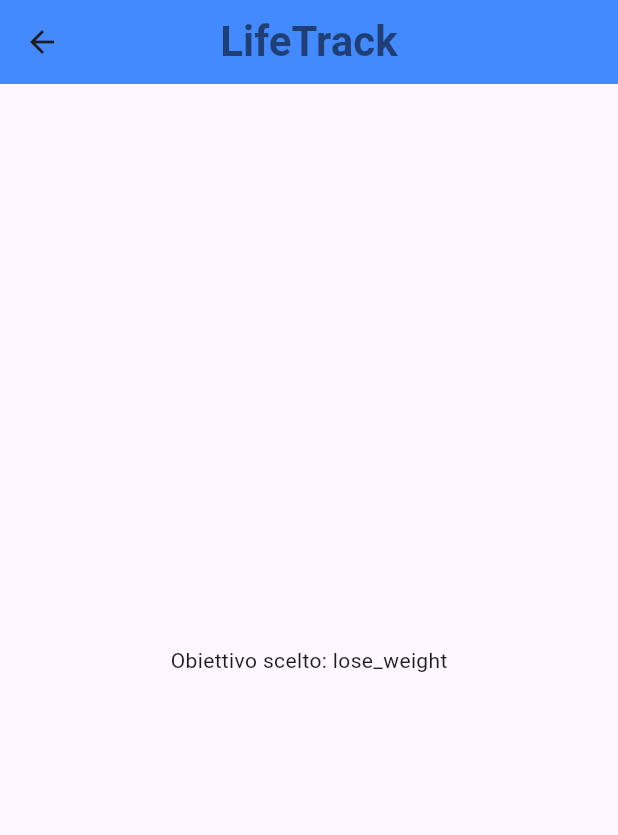
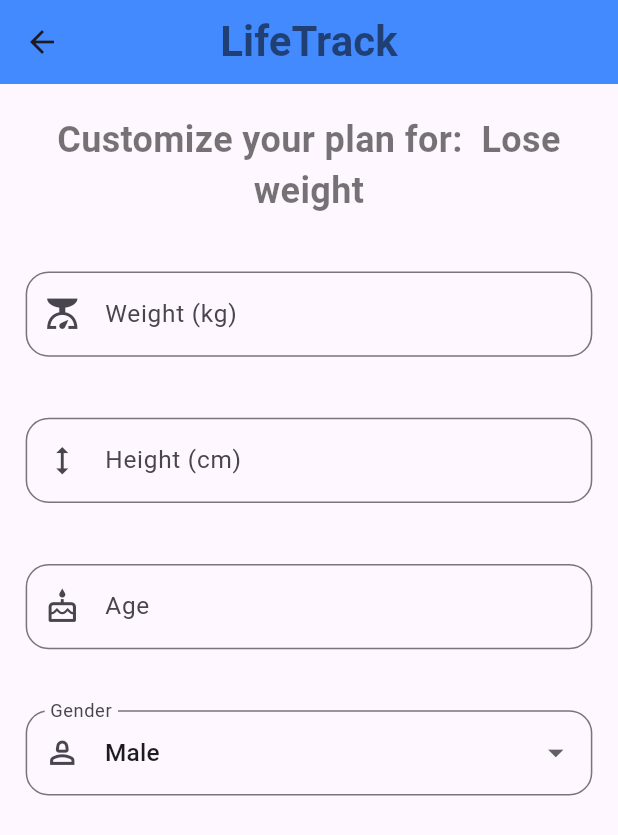
Before and after one commit to marika456/lifetrack, a Flutter app: the FitnessPlanPage screen opened directly, after a tap on "Lose weight", on a phone screen of 412 x 824 dp. Shown: the top 835 px of the screen. Run offline on Flutter 3.47's test engine with Material 3 defaults, Android fonts, the light colour scheme and no system bars.

Commit message:
Implementata ProfileSetupPage con TextFormField, DropdownButton, animazione e gestione dinamica delle traduzioni

```diff
--- a/lib/profile_setup_page.dart
+++ b/lib/profile_setup_page.dart
@@ -10,7 +10,44 @@
   State<ProfileSetupPage> createState() => _ProfileSetupPageState();
 }
 
-class _ProfileSetupPageState extends State<ProfileSetupPage> {
+class _ProfileSetupPageState extends State<ProfileSetupPage> with SingleTickerProviderStateMixin {
+  late AnimationController _controller;
+  late Animation<double> _animation;
+
+  final TextEditingController _weightController = TextEditingController();
+  final TextEditingController _heightController = TextEditingController();
+  final TextEditingController _ageController = TextEditingController();
+
+  String _selectedGender = 'Male';
+
+  @override
+  void initState(){
+    super.initState();
+
+    _controller=AnimationController(
+      vsync: this,
+      duration: const Duration(milliseconds: 2000),
+    );
+
+    _animation=CurvedAnimation(
+      parent: _controller,
+      curve: Curves.elasticOut,
+    );
+
+    _controller.forward();
+  }
+
+  @override
+  void dispose(){
+    _controller.dispose();
+    _weightController.dispose();
+    _heightController.dispose();
+    _ageController.dispose();
+    super.dispose();
+  }
+
+
+
   @override
   Widget build(BuildContext context) {
     return Scaffold(
@@ -25,9 +62,98 @@
         centerTitle: true,
         backgroundColor: Colors.blueAccent,
       ),
-      body: Center(
-        child: Text("Obiettivo scelto: ${widget.userGoal}"),
-      ),
+      body: SingleChildScrollView(
+        child: Padding(
+            padding: const EdgeInsets.all(20),
+          child: Column(
+            crossAxisAlignment: CrossAxisAlignment.stretch,
+            mainAxisAlignment: MainAxisAlignment.center,
+            children: [
+              Text(
+                "${AppLocalizations.of(context)!.translate('setup_title')} ${AppLocalizations.of(context)!.translate(widget.userGoal)}",
+                textAlign: TextAlign.center,
+                style: const TextStyle(
+                  fontSize: 24,
+                  fontWeight: FontWeight.bold,
+                  color: Colors.black54
+                ),
+              ),
+              const SizedBox(height: 40),
+              ScaleTransition(
+                  scale: _animation,
+                child: Column(
+                  crossAxisAlignment: CrossAxisAlignment.stretch,
+                  children: [
+                    //TEXTFIELD PESO
+                    TextFormField(
+                      controller: _weightController,
+                      keyboardType: TextInputType.number, //per aprire la tastiera numerica
+                      decoration: InputDecoration(
+                        labelText: AppLocalizations.of(context)!.translate('weight_label'),
+                        prefixIcon: const Icon(Icons.scale),
+                        border: OutlineInputBorder(borderRadius: BorderRadius.circular(15))
+                      ),
+                    ),
+                    const SizedBox(height: 40),
+
+                    //TEXTFIELD ALTEZZA
+                    TextFormField(
+                      controller: _heightController,
+                      keyboardType: TextInputType.number,
+                      decoration: InputDecoration(
+                        labelText: AppLocalizations.of(context)!.translate('height_label'),
+                        prefixIcon: const Icon(Icons.height),
+                        border: OutlineInputBorder(borderRadius: BorderRadius.circular(15))
+                      ),
+                    ),
+                    const SizedBox(height: 40),
+
+                    //TEXTFIELD ETA'
+                    TextFormField(
+                      controller: _heightController,
+                      keyboardType: TextInputType.number,
+                      decoration: InputDecoration(
+                          labelText: AppLocalizations.of(context)!.translate('age_label'),
+                          prefixIcon: const Icon(Icons.cake_outlined),
+                          border: OutlineInputBorder(borderRadius: BorderRadius.circular(15))
+                      ),
+                    ),
+                    const SizedBox(height: 40),
+
+                    //MENU A TENDINA
+                    DropdownButtonFormField<String>(
+                      initialValue: _selectedGender,
+                        decoration: InputDecoration(
+                          labelText: AppLocalizations.of(context)!.translate('gender_label'),
+                          prefixIcon: const Icon(Icons.person_2_outlined),
+                          border:OutlineInputBorder(borderRadius: BorderRadius.circular(15)),
+                        ),
+                        items: [
+                          DropdownMenuItem(
+                            value: 'Male',
+                              child: Text(AppLocalizations.of(context)!.translate('male'))
+                          ),
+                          DropdownMenuItem(
+                            value: 'Female',
+                              child: Text(AppLocalizations.of(context)!.translate('female'))
+                          ),
+                        ],
+                        onChanged: (String? newValue){
+                        setState(() {
+                          _selectedGender=newValue!;
+                        });
+                        }
+                    ),
+                    const SizedBox(height: 40),
+
+                    //TASTO CALCOLA CALORIE
+                  ],
+                ),
+              ),
+            ],
+          ),
+        ),
+       ),
     );
   }
 }
--- a/localizable/en.json
+++ b/localizable/en.json
@@ -11,5 +11,13 @@
   "fitness_goal_title": "Choose your goal",
   "lose_weight": "Lose weight",
   "maintain_weight": "Maintain weight",
-  "gain_weight": "Gain weight"
+  "gain_weight": "Gain weight",
+  "setup_title": "Customize your plan for: ",
+  "weight_label": "Weight (kg)",
+  "height_label": "Height (cm)",
+  "age_label": "Age",
+  "gender_label": "Gender",
+  "calculate_button": "Calculate Calories",
+  "male": "Male",
+  "female": "Female"
 }
--- a/localizable/it.json
+++ b/localizable/it.json
@@ -11,5 +11,13 @@
   "fitness_goal_title": "Scegli il tuo obiettivo",
   "lose_weight": "Perdi peso",
   "maintain_weight": "Mantieni peso",
-  "gain_weight": "Prendi peso"
+  "gain_weight": "Prendi peso",
+  "setup_title": "Personalizza il tuo piano per: ",
+  "weight_label": "Peso (kg)",
+  "height_label": "Altezza (cm)",
+  "age_label": "Età",
+  "gender_label": "Sesso",
+  "calculate_button": "Calcola Calorie",
+  "male": "Uomo",
+  "female": "Donna"
 }
```
